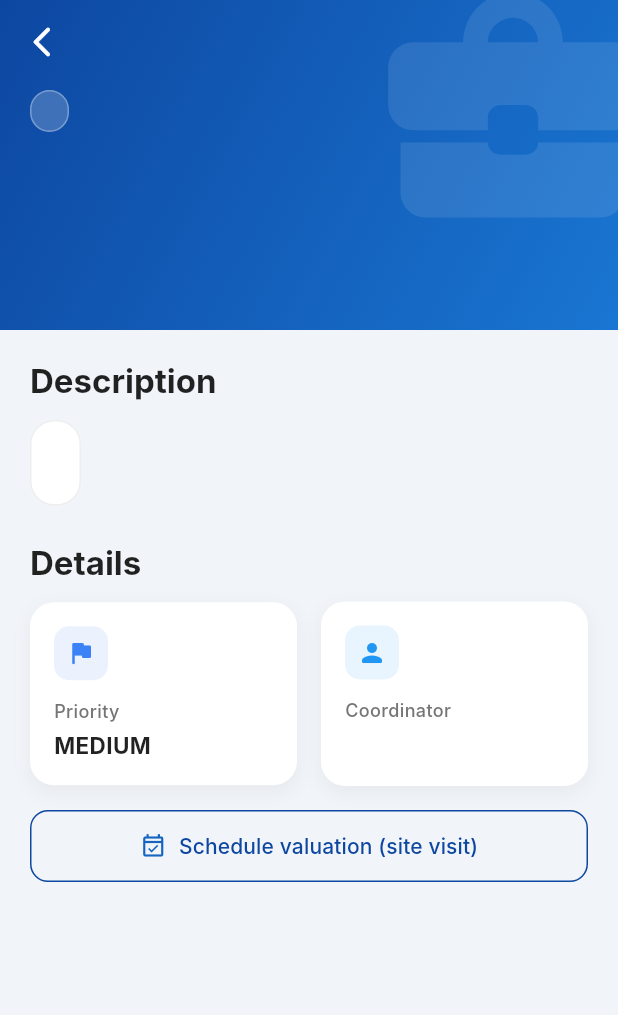
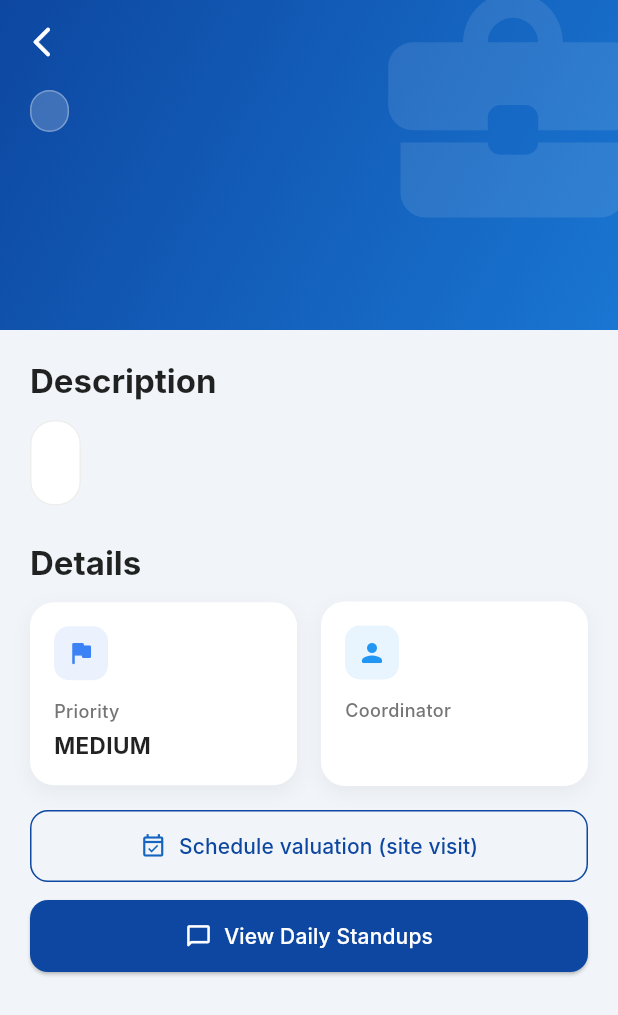
Before and after one commit to Pasidu-Mihiranga/Auditra-CodeCogs, a Flutter app: the ProjectDetailsScreen screen opened directly with empty values, on a phone screen of 412 x 824 dp. Shown: the top 1015 px of the screen. Run offline on Flutter 3.47's test engine with Material 3 defaults, Android fonts, the phone set to English and light mode, and no system bars; our stand-ins replace connectivity_plus, cross_file, device_info_plus, file_picker, fl_chart, flutter_image_compress and 9 more; missing offline and left inert: syncfusion_flutter_pdfviewer; accounts and stored records are empty; Roboto replaces fonts that are missing (Inter).

Commit message:
feat: implement WebSocket-based real-time service and add project details UI for field officers

```diff
--- a/auditra/lib/screens/field_officer/screens/project_details_screen.dart
+++ b/auditra/lib/screens/field_officer/screens/project_details_screen.dart
@@ -3,6 +3,7 @@ import '../../../../models/project_model.dart';
 import '../../../../theme/app_colors.dart';
 import '../../../../widgets/shared_dashboard_widgets.dart';
 import '../../visit_scheduling_screen.dart';
+import '../../project_standups_screen.dart';
 import '../utils/field_officer_document_manager.dart';
 
 class ProjectDetailsScreen extends StatefulWidget {
@@ -270,6 +271,33 @@ class _ProjectDetailsScreenState extends State<ProjectDetailsScreen> {
                     ),
                   ),
                   const SizedBox(height: 12),
+                  SizedBox(
+                    width: double.infinity,
+                    child: ElevatedButton.icon(
+                      onPressed: () {
+                        Navigator.of(context).push(
+                          MaterialPageRoute<void>(
+                            builder: (_) => ProjectStandupsScreen(
+                              projectId: project.id,
+                              projectTitle: project.title,
+                            ),
+                          ),
+                        );
+                      },
+                      icon: const Icon(Icons.chat_bubble_outline_rounded,
+                          color: Colors.white),
+                      label: const Text('View Daily Standups'),
+                      style: ElevatedButton.styleFrom(
+                        backgroundColor: const Color(0xFF0D47A1),
+                        foregroundColor: Colors.white,
+                        padding: const EdgeInsets.symmetric(vertical: 14),
+                        shape: RoundedRectangleBorder(
+                          borderRadius: BorderRadius.circular(12),
+                        ),
+                      ),
+                    ),
+                  ),
+                  const SizedBox(height: 12),
                   // Documents Section
                   if (project.documents.isNotEmpty) ...[
                     const SizedBox(height: 24),
--- a/auditra/lib/services/api_service.dart
+++ b/auditra/lib/services/api_service.dart
@@ -1,5 +1,6 @@
 import 'dart:convert';
 import 'dart:io';
+import 'package:flutter/foundation.dart';
 import 'package:http/http.dart' as http;
 import 'package:intl/intl.dart';
 import 'package:shared_preferences/shared_preferences.dart';
@@ -12,7 +13,7 @@ class ApiService {
   // For emulator, use 10.0.2.2 (Android) or localhost (iOS)
   // For physical device, use your computer's IP address (e.g., 'http://192.168.1.100:8000/api')
   // For Chrome/web, use localhost
-  static const String baseUrl = 'http://10.0.2.2:8000/api'; // Using 10.0.2.2 for Android emulator
+  static const String baseUrl = kIsWeb ? 'http://localhost:8000/api' : 'http://10.0.2.2:8000/api';
 
   // Register new user
   static Future<Map<String, dynamic>> register({
--- a/auditra/lib/services/push_service.dart
+++ b/auditra/lib/services/push_service.dart
@@ -1,5 +1,6 @@
 import 'dart:convert';
 import 'dart:io';
+import 'package:flutter/foundation.dart';
 import 'package:flutter_local_notifications/flutter_local_notifications.dart';
 import 'package:shared_preferences/shared_preferences.dart';
 import 'package:http/http.dart' as http;
@@ -73,7 +74,8 @@ class PushService {
     final accessToken = prefs.getString('access_token');
     if (accessToken == null) return;
 
-    const baseUrl = String.fromEnvironment('API_BASE', defaultValue: 'http://10.0.2.2:8000/api');
+    const defaultApiBase = kIsWeb ? 'http://localhost:8000/api' : 'http://10.0.2.2:8000/api';
+    const baseUrl = String.fromEnvironment('API_BASE', defaultValue: defaultApiBase);
     await http.post(
       Uri.parse('$baseUrl/notifications/device-tokens/'),
       headers: {
--- a/auditra/lib/services/realtime_service.dart
+++ b/auditra/lib/services/realtime_service.dart
@@ -1,5 +1,6 @@
-remote import 'dart:async';
+import 'dart:async';
 import 'dart:convert';
+import 'package:flutter/foundation.dart';
 import 'package:shared_preferences/shared_preferences.dart';
 import 'package:web_socket_channel/web_socket_channel.dart';
 
@@ -75,7 +76,8 @@ class RealTimeService {
 
     // Replace http(s) with ws(s) and append JWT query param
     // baseUrl example: http://10.0.2.2:8000/api
-    const rawBase = String.fromEnvironment('WS_BASE', defaultValue: 'ws://10.0.2.2:8000');
+    const defaultWsBase = kIsWeb ? 'ws://localhost:8000' : 'ws://10.0.2.2:8000';
+    const rawBase = String.fromEnvironment('WS_BASE', defaultValue: defaultWsBase);
     final wsUrl = '$rawBase$_activePath?token=$token';
 
     try {
```
